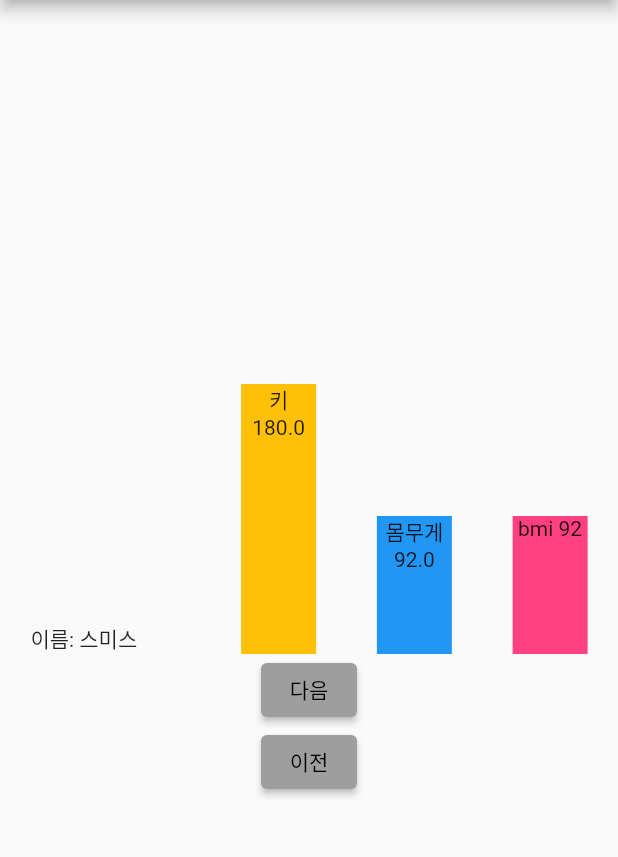
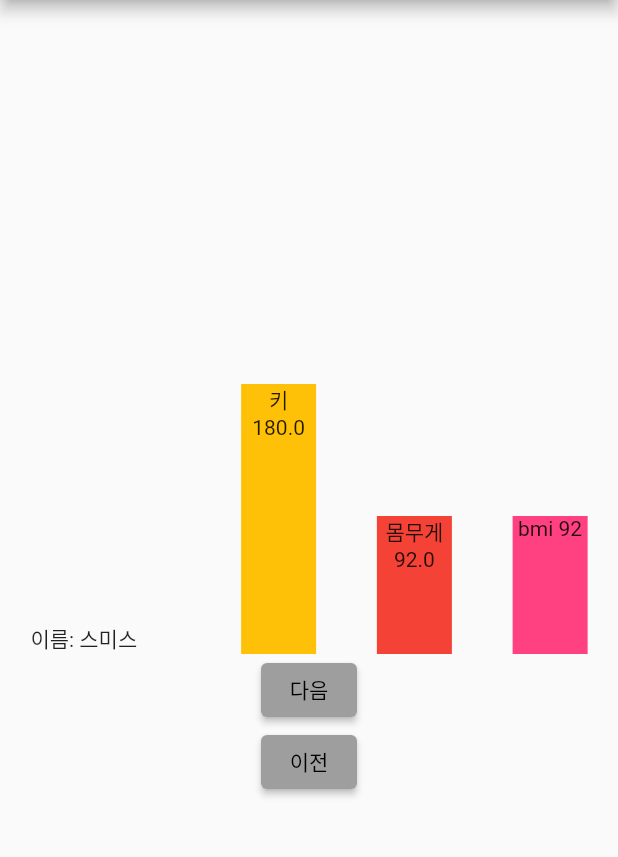
Before and after one commit to mccormick84/flutter_animation_example, a Flutter app: the screen it shows after launch, after a tap on "다음", after a tap on "이전", on a phone screen of 412 x 824 dp, the part 84-941 px from its top. Run offline on Flutter 3.47's test engine with Material 2 defaults, Android fonts, the phone set to English and light mode, and no system bars.

Commit message:
색상 변경 애니메이션 구현

```diff
--- a/lib/main.dart
+++ b/lib/main.dart
@@ -21,12 +21,15 @@ class MyApp extends StatelessWidget {
 }
 
 class AnimationApp extends StatefulWidget {
+  const AnimationApp({Key? key}) : super(key: key);
+
   @override
   State<StatefulWidget> createState() => _AnimationApp();
 }
 
 class _AnimationApp extends State<AnimationApp> {
   List<People> peoples = List.empty(growable: true);
+  Color weightColor = Colors.blue;
   int current = 0;
 
   @override
@@ -71,7 +74,7 @@ class _AnimationApp extends State<AnimationApp> {
                     AnimatedContainer(
                       duration: const Duration(seconds: 1),
                       curve: Curves.easeInCubic,
-                      color: Colors.blue,
+                      color: weightColor,
                       child: Text(
                         '몸무게 ${peoples[current].weight}',
                         textAlign: TextAlign.center,
@@ -102,6 +105,7 @@ class _AnimationApp extends State<AnimationApp> {
                     if (current < peoples.length - 1) {
                       current++;
                     }
+                    _changeWeightColor(peoples[current].weight);
                   });
                 },
                 child: const Text('다음'),
@@ -112,6 +116,7 @@ class _AnimationApp extends State<AnimationApp> {
                     if (current > 0) {
                       current--;
                     }
+                    _changeWeightColor(peoples[current].weight);
                   });
                 },
                 child: const Text('이전'),
@@ -123,4 +128,16 @@ class _AnimationApp extends State<AnimationApp> {
       ),
     );
   }
+
+  void _changeWeightColor(double weight) {
+    if (weight < 40) {
+      weightColor = Colors.blueAccent;
+    } else if (weight < 60) {
+      weightColor = Colors.indigo;
+    } else if (weight < 80) {
+      weightColor = Colors.orange;
+    } else {
+      weightColor = Colors.red;
+    }
+  }
 }
```
